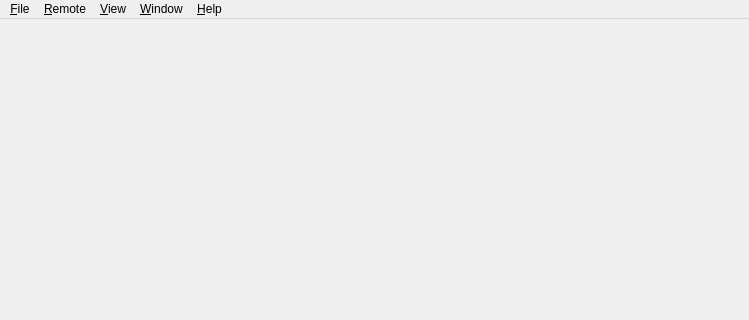
Above: src/nullfxp.ui from kitech/nullfxp before the change; both pictures show x 0 to 749 and y 0 to 320 of the 749 by 569 pixel window. Below: the same form after it.
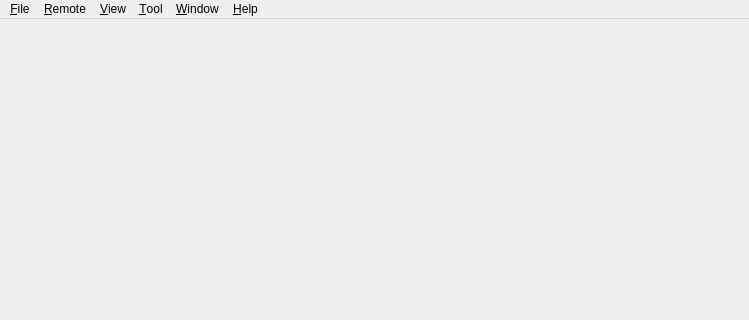
That is the form after the change.

Commit message: add tool framework menu and slot

What changed in the file:
```diff
--- a/src/nullfxp.ui
+++ b/src/nullfxp.ui
@@ -19,7 +19,7 @@
      <x>0</x>
      <y>0</y>
      <width>749</width>
-     <height>30</height>
+     <height>28</height>
     </rect>
    </property>
    <widget class="QMenu" name="menuFfff" >
@@ -60,9 +60,17 @@
     </property>
     <addaction name="actionQuit" />
    </widget>
+   <widget class="QMenu" name="menuTool" >
+    <property name="title" >
+     <string>&amp;Tool</string>
+    </property>
+    <addaction name="action_Forward_connect" />
+    <addaction name="action_Synchronize_file" />
+   </widget>
    <addaction name="menu_File" />
    <addaction name="menuFfff" />
    <addaction name="menuOidfgsdf" />
+   <addaction name="menuTool" />
    <addaction name="menuK" />
    <addaction name="menuDsfsdf" />
   </widget>
```
Left out of the diff: 11 changed lines with no effect on the pictures. The commit also changes 6 other files.
